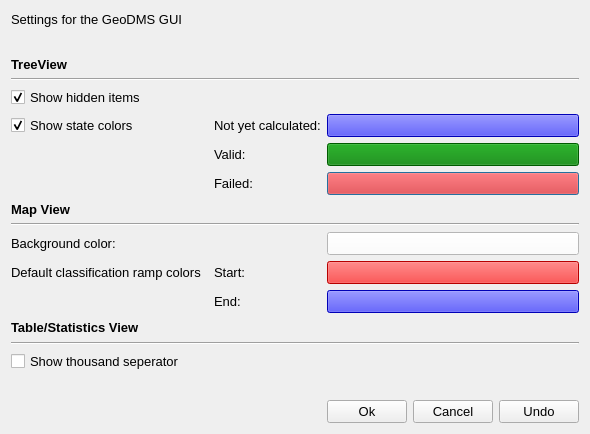
First picture: the form in qtgui/exe/res/ui/DmsGuiOptionsWindow.ui, repository ObjectVision/GeoDMS, before the edit.
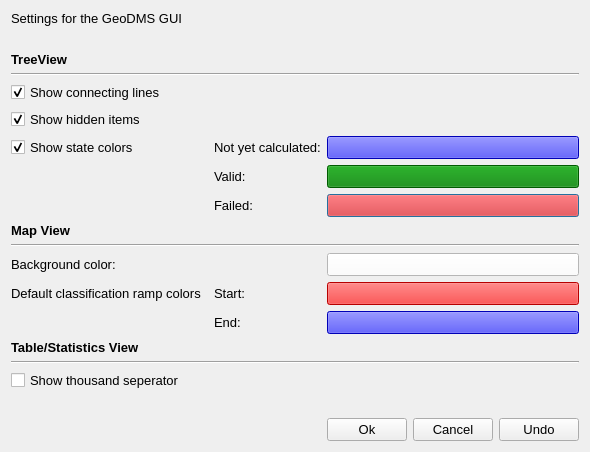
Second picture: the form after the edit.

Commit message: Added "Show hidden lines" checkbox to treeview section of GUI Options dialog.

What changed in the file:
```diff
--- a/qtgui/exe/res/ui/DmsGuiOptionsWindow.ui
+++ b/qtgui/exe/res/ui/DmsGuiOptionsWindow.ui
@@ -6,8 +6,8 @@
    <rect>
     <x>0</x>
     <y>0</y>
-    <width>573</width>
-    <height>434</height>
+    <width>580</width>
+    <height>451</height>
    </rect>
   </property>
   <property name="sizePolicy">
@@ -33,7 +33,6 @@
        <property name="font">
         <font>
          <pointsize>10</pointsize>
-         <weight>75</weight>
          <bold>true</bold>
         </font>
        </property>
@@ -235,7 +234,6 @@
        <property name="font">
         <font>
          <pointsize>10</pointsize>
-         <weight>75</weight>
          <bold>true</bold>
         </font>
        </property>
@@ -267,7 +265,6 @@
        <property name="font">
         <font>
          <pointsize>10</pointsize>
-         <weight>75</weight>
          <bold>true</bold>
         </font>
        </property>
@@ -416,6 +413,21 @@
        </property>
       </widget>
      </item>
+     <item row="6" column="1">
+      <widget class="QCheckBox" name="m_show_connecting_lines">
+       <property name="font">
+        <font>
+         <pointsize>10</pointsize>
+        </font>
+       </property>
+       <property name="text">
+        <string>Show connecting lines</string>
+       </property>
+       <property name="checked">
+        <bool>true</bool>
+       </property>
+      </widget>
+     </item>
     </layout>
    </item>
   </layout>
```
